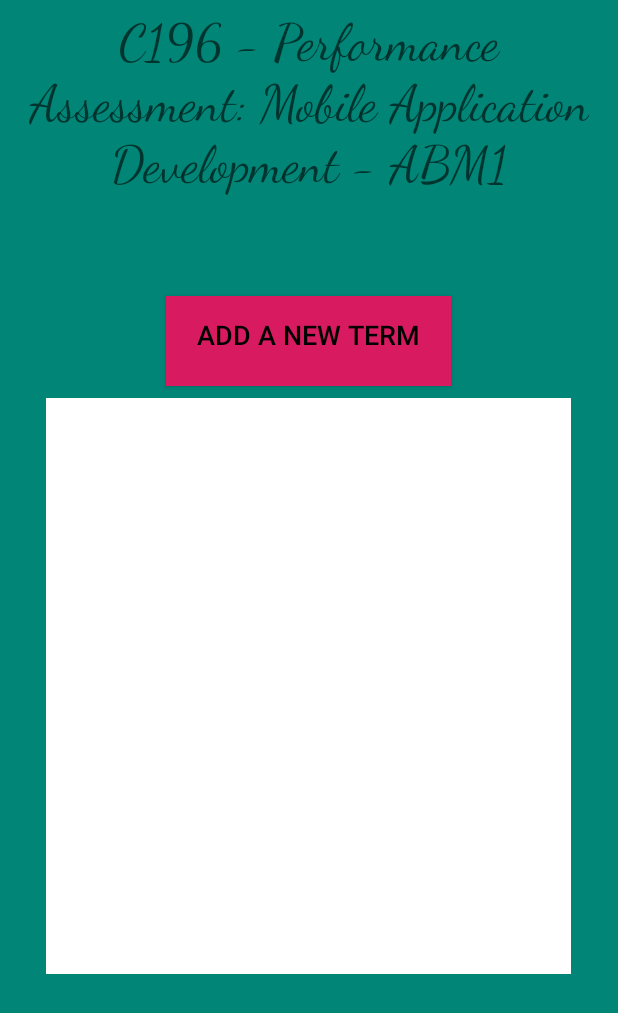
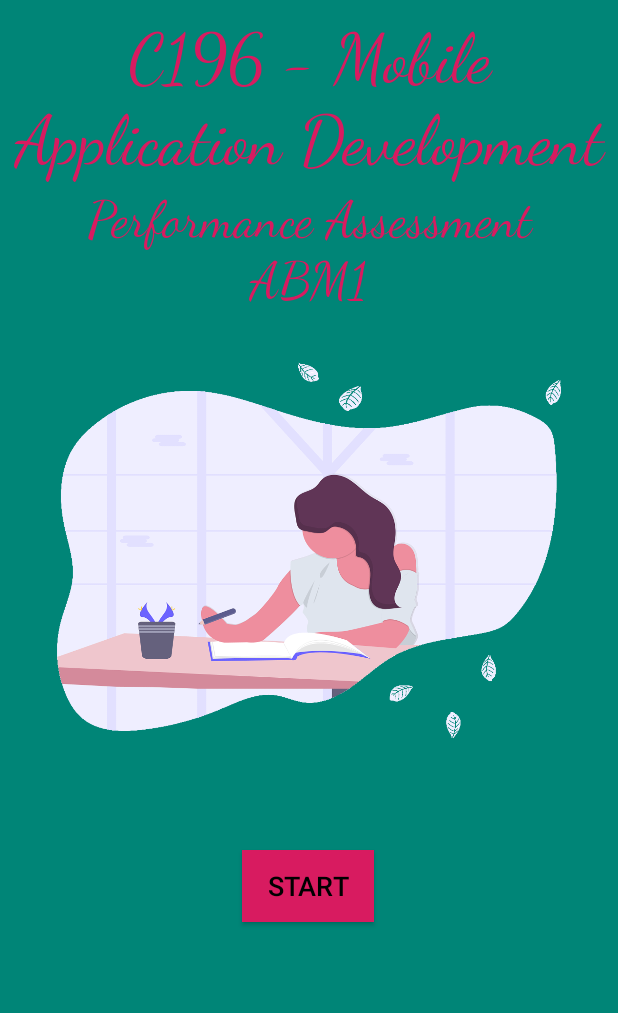
Before and after one commit to tr4v1sty/Android_SchoolTracker, an Android app: the screen it shows after launch (MainActivity), on a phone screen of 412 x 824 dp. Shown: the top 1013 px of the screen. Run offline under Robolectric (Android 15) with nearby library versions, the phone set to English and light mode, and no system bars.

Commit message:
Added home screen activity

```diff
--- a/app/src/main/AndroidManifest.xml
+++ b/app/src/main/AndroidManifest.xml
@@ -29,6 +29,8 @@
         <activity android:name=".Views.AssessmentList" />
         <activity android:name=".Views.AssessmentView"
             android:theme="@style/AppTheme.NoActionBar"/>
+        <activity android:name=".Views.TermList"
+            android:theme="@style/AppTheme.NoActionBar" />
 
         <receiver
             android:name=".Utilities.NotificationReceiver"
--- a/app/src/main/java/com/travis/c196_project/Utilities/NotificationReceiver.java
+++ b/app/src/main/java/com/travis/c196_project/Utilities/NotificationReceiver.java
@@ -14,8 +14,8 @@ import android.app.PendingIntent;
 public class NotificationReceiver extends BroadcastReceiver {
     @Override
     public void onReceive(Context context, Intent intent) {
-        PendingIntent mIntent;
-        mIntent = PendingIntent.getActivity(context,
+        PendingIntent intent1;
+        intent1 = PendingIntent.getActivity(context,
                 0,
                 new Intent(context, MainActivity.class),
                 0);
@@ -26,7 +26,7 @@ public class NotificationReceiver extends BroadcastReceiver {
                 .setContentInfo("You have a school-related occurring today")
                 .setDefaults(Notification.DEFAULT_ALL);
 
-        mBuilder.setContentIntent(mIntent);
+        mBuilder.setContentIntent(intent1);
         mBuilder.setAutoCancel(true);
 
         NotificationManager mManager = (NotificationManager) context.getSystemService(Context.NOTIFICATION_SERVICE);
--- a/app/src/main/java/com/travis/c196_project/Views/MainActivity.java
+++ b/app/src/main/java/com/travis/c196_project/Views/MainActivity.java
@@ -1,98 +1,33 @@
 package com.travis.c196_project.Views;
 
-import java.util.List;
-import android.app.ListActivity;
+import android.app.Activity;
 import android.content.Intent;
 import android.os.Bundle;
+import android.support.annotation.Nullable;
 import android.view.View;
-import com.travis.c196_project.Data.TermData;
-import com.travis.c196_project.Models.Term;
+import android.widget.Button;
+
 import com.travis.c196_project.R;
-import android.widget.AdapterView;
-import android.widget.ArrayAdapter;
-import android.widget.Button;
-import android.widget.ListView;
 
-public class MainActivity extends ListActivity {
+public class MainActivity extends Activity {
 
-    public Button addNewTermButton;
+    public Button viewTermsButton;
 
     @Override
-    protected void onCreate(Bundle savedInstanceState) {
+    protected void onCreate(@Nullable Bundle savedInstanceState) {
         super.onCreate(savedInstanceState);
         setContentView(R.layout.activity_main_activity);
 
-        addNewTermButton = findViewById(R.id.btnAddTerm);
-        addNewTermButton.setOnClickListener(new View.OnClickListener() {
+        viewTermsButton = findViewById(R.id.button_view_terms);
 
+        viewTermsButton.setOnClickListener(new View.OnClickListener() {
             @Override
             public void onClick(View view) {
-                Intent addTerm;
-                addTerm = new Intent(MainActivity.this, TermView.class);
+                Intent intent1 = new Intent(MainActivity.this, TermList.class);
+                startActivity(intent1);
 
-                startActivity(addTerm);
             }
         });
 
-        ListView lv;
-        lv = getListView();
-
-        lv.setOnItemClickListener(new AdapterView.OnItemClickListener() {
-            @Override
-            public void onItemClick(AdapterView<?> parent, View view, int position, long id) {
-                viewTermList((Term) parent.getItemAtPosition(position));
-            }
-        });
     }
-
-    public void viewTermList(Term term){
-        Intent intent;
-        intent = new Intent(MainActivity.this, TermView.class);
-
-        intent.putExtra("termId", term.getTermId());
-        intent.putExtra("termName", term.getTermName());
-        intent.putExtra("termStart", term.getTermStart());
-        intent.putExtra("termEnd", term.getTermEnd());
-
-        startActivity(intent);
-    }
-
-
-    public void onClick(View view) {
-
-        ArrayAdapter<Term> adapter = (ArrayAdapter<Term>) getListAdapter();
-        adapter.notifyDataSetChanged();
-
-    }
-
-
-    @Override
-    protected void onResume() {
-
-        super.onResume();
-
-        TermData termData = new TermData(this);
-
-        termData.open();
-
-        List<Term> listValue;
-        listValue = termData.getAllTerms();
-
-        termData.close();
-
-        ArrayAdapter<Term> adapter;
-        adapter = new ArrayAdapter<>(this,
-                R.layout.list_items,
-                listValue);
-
-        setListAdapter(adapter);
-    }
-
-
-    @Override
-    protected void onPause() {
-        super.onPause();
-    }
-
-
 }
--- a/app/src/main/java/com/travis/c196_project/Views/TermView.java
+++ b/app/src/main/java/com/travis/c196_project/Views/TermView.java
@@ -37,7 +37,7 @@ public class TermView extends AppCompatActivity {
         super.onCreate(savedInstanceState);
         setContentView(R.layout.activity_term_details);
 
-        manageCoursesButton = findViewById(R.id.btnTermDetailsAddCourse);
+        manageCoursesButton = findViewById(R.id.manageCoursesButtonId);
 
         manageCoursesButton.setOnClickListener(new View.OnClickListener() {
             @Override
--- a/app/src/main/res/layout/activity_main_activity.xml
+++ b/app/src/main/res/layout/activity_main_activity.xml
@@ -9,52 +9,74 @@
     android:background="@color/colorPrimary"
     tools:context=".Views.MainActivity">
 
-    <LinearLayout
-        android:layout_width="match_parent"
-        android:layout_height="wrap_content"
-        android:layout_marginTop="8dp"
-        android:layout_marginBottom="8dp"
-        android:gravity="center"
-        android:orientation="vertical"
-        app:layout_constraintBottom_toBottomOf="parent"
-        app:layout_constraintTop_toTopOf="parent"
-        app:layout_constraintVertical_bias="0.0"
-        tools:layout_editor_absoluteX="0dp">
+    <TextView
+        android:id="@+id/textView5"
+        android:layout_width="299dp"
+        android:layout_height="85dp"
+        android:layout_marginStart="8dp"
+        android:layout_marginLeft="8dp"
+        android:layout_marginTop="4dp"
+        android:layout_marginEnd="8dp"
+        android:layout_marginRight="8dp"
+        android:fontFamily="cursive"
+        android:text="Performance Assessment ABM1"
+        android:textColor="@color/colorAccent"
+        android:textAlignment="center"
+        android:textAppearance="@style/TextAppearance.AppCompat.Display1"
+        app:layout_constraintEnd_toEndOf="parent"
+        app:layout_constraintStart_toStartOf="parent"
+        app:layout_constraintTop_toBottomOf="@+id/textView" />
 
     <TextView
-            android:id="@+id/textView5"
-            android:layout_width="373dp"
-            android:layout_height="165dp"
+        android:id="@+id/textView"
+        android:layout_width="wrap_content"
+        android:layout_height="wrap_content"
+        android:layout_marginStart="8dp"
+        android:layout_marginLeft="8dp"
+        android:layout_marginTop="12dp"
+        android:layout_marginEnd="8dp"
+        android:layout_marginRight="8dp"
+        android:textColor="@color/colorAccent"
         android:fontFamily="cursive"
-            android:text="C196 - Performance Assessment: Mobile Application Development - ABM1"
+        android:text="C196 - Mobile Application Development"
         android:textAlignment="center"
-            android:textAppearance="@style/TextAppearance.AppCompat.Display1" />
+        android:textAppearance="@style/TextAppearance.AppCompat.Display2"
+        app:layout_constraintEnd_toEndOf="parent"
+        app:layout_constraintStart_toStartOf="parent"
+        app:layout_constraintTop_toTopOf="parent" />
 
     <Button
-            android:id="@+id/btnAddTerm"
-            android:layout_width="190dp"
-            android:layout_height="60dp"
+        android:id="@+id/button_view_terms"
+        style="@android:style/Widget.DeviceDefault.Button"
+        android:layout_width="wrap_content"
+        android:layout_height="wrap_content"
         android:layout_marginStart="8dp"
-            android:layout_marginTop="24dp"
+        android:layout_marginLeft="8dp"
+        android:layout_marginTop="48dp"
         android:layout_marginEnd="8dp"
+        android:layout_marginRight="8dp"
         android:background="@color/colorAccent"
-            android:paddingBottom="8dp"
-            android:text="@string/add_a_new_term"
-            android:textAlignment="center"
+        android:text="Start"
         android:textColor="@android:color/black"
-            android:textSize="18sp" />
+        android:textSize="18sp"
+        app:layout_constraintEnd_toEndOf="parent"
+        app:layout_constraintHorizontal_bias="0.498"
+        app:layout_constraintStart_toStartOf="parent"
+        app:layout_constraintTop_toBottomOf="@+id/imageView3" />
 
-        <ListView
-            android:id="@android:id/list"
-            android:layout_width="350dp"
-            android:layout_height="384dp"
+    <ImageView
+        android:id="@+id/imageView3"
+        android:layout_width="wrap_content"
+        android:layout_height="303dp"
         android:layout_marginStart="8dp"
-            android:layout_marginTop="8dp"
+        android:layout_marginLeft="8dp"
+        android:layout_marginTop="4dp"
         android:layout_marginEnd="8dp"
-            android:layout_marginBottom="4dp"
-            android:background="@android:color/white" />
-
-    </LinearLayout>
+        android:layout_marginRight="8dp"
+        android:src="@drawable/undraw_studying_s3l7"
+        app:layout_constraintEnd_toEndOf="parent"
+        app:layout_constraintStart_toStartOf="parent"
+        app:layout_constraintTop_toBottomOf="@+id/textView5" />
 
 
 </android.support.constraint.ConstraintLayout>
--- a/app/src/main/res/layout/activity_term_details.xml
+++ b/app/src/main/res/layout/activity_term_details.xml
@@ -89,7 +89,7 @@
                 app:layout_constraintTop_toBottomOf="@+id/textView8" />
 
             <Button
-                android:id="@+id/btnTermDetailsAddCourse"
+                android:id="@+id/manageCoursesButtonId"
                 style="@android:style/Widget.DeviceDefault.Button"
                 android:layout_width="203dp"
                 android:layout_height="54dp"
```
Also changed, not shown: app/src/main/java/com/travis/c196_project/Views/TermList.java (added, +98 -0 lines), app/src/main/res/layout/activity_term_list.xml (added, +62 -0 lines), app/src/main/res/drawable-v24/undraw_studying_s3l7.png (added). Lines whose indentation alone changed are shown as unchanged.
